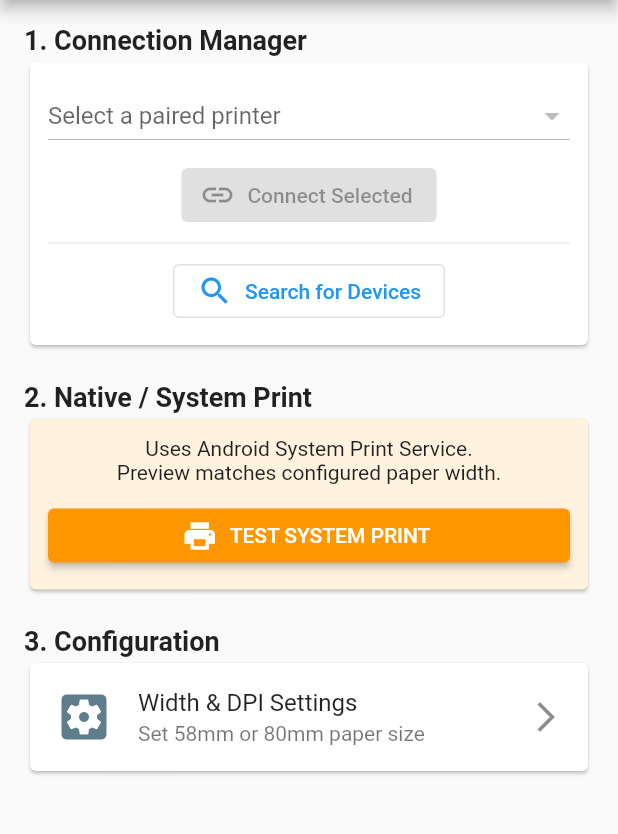
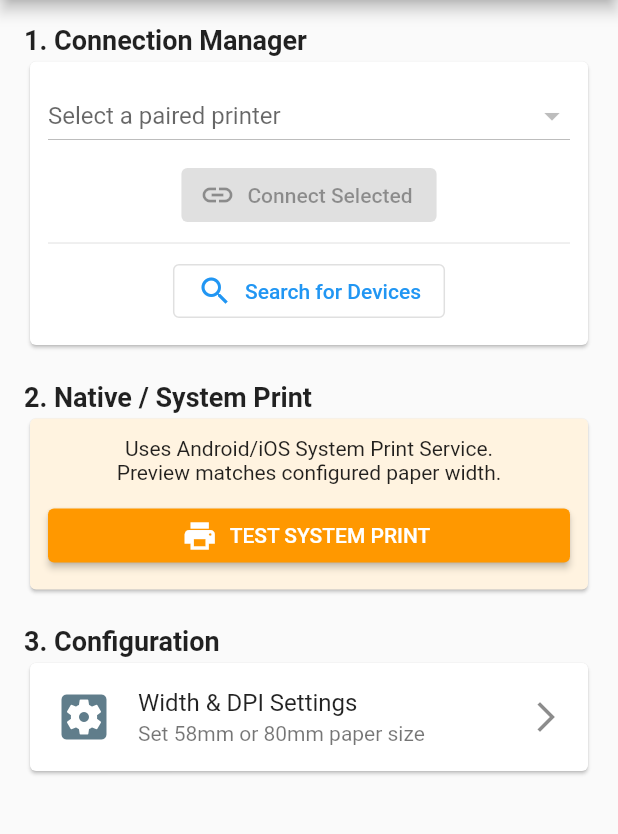
Before and after one commit to tommyp1007/epos_plugin, a Flutter app: the screen it shows after launch, on a phone screen of 412 x 824 dp, the part 84-918 px from its top. Run offline on Flutter 3.47's test engine with Material 3 defaults, Android fonts, the phone set to English and light mode, and no system bars; our stand-ins replace device_info_plus, flutter_blue_plus, flutter_bluetooth_serial, pdf, permission_handler, printing and 1 more; missing offline and left inert: esc_pos_utils_plus, print_bluetooth_thermal, share_handler.

Commit message:
Initial commit

```diff
--- a/lib/pages/home_page.dart
+++ b/lib/pages/home_page.dart
@@ -319,7 +319,7 @@ class _HomePageState extends State<HomePage> {
                   padding: const EdgeInsets.all(12.0),
                   child: Column(
                     children: [
-                      const Text("Uses Android System Print Service.\nPreview matches configured paper width.", textAlign: TextAlign.center),
+                      const Text("Uses Android/iOS System Print Service.\nPreview matches configured paper width.", textAlign: TextAlign.center),
                       const SizedBox(height: 10),
                       SizedBox(
                         width: double.infinity,
```
